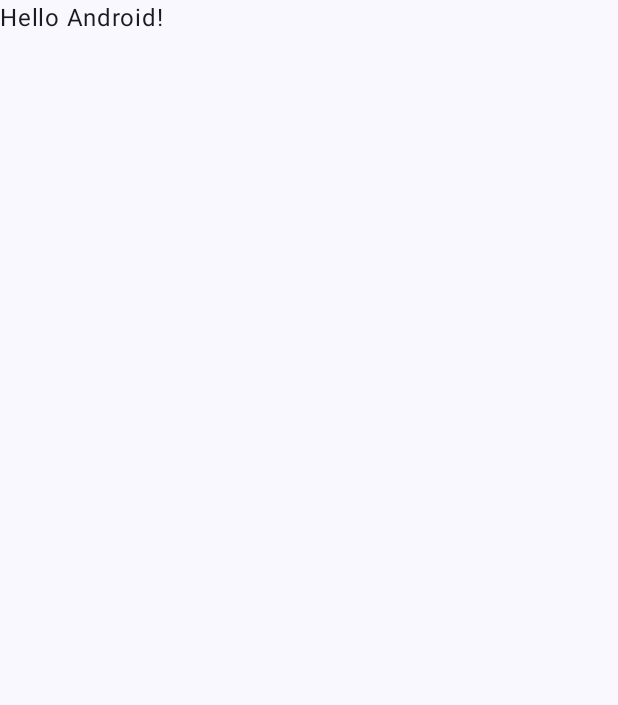
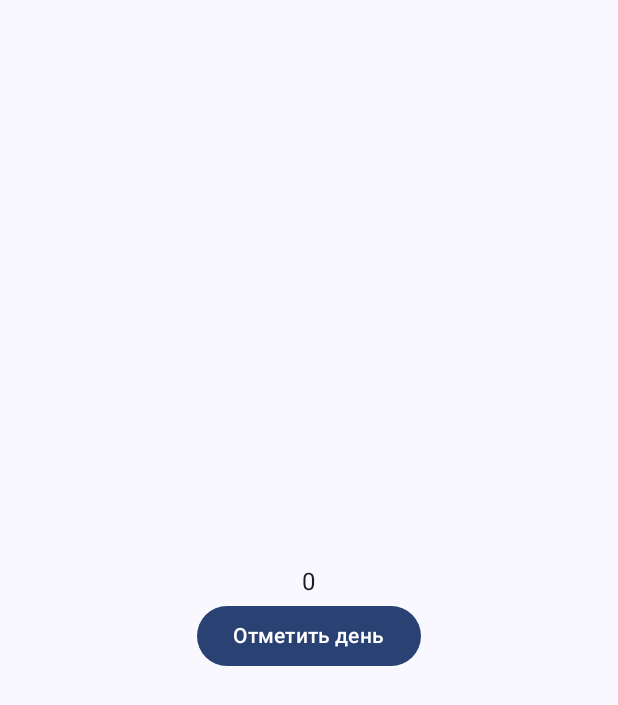
Before and after one commit to Picalfer/DaysStreakController, an Android app built with Jetpack Compose: the screen it shows after launch (MainActivity), on a phone screen of 412 x 824 dp. Before the commit the part shown is almost empty. Shown: the top 705 px of the screen. Run offline under Robolectric (Android 15) with nearby library versions, the phone set to English and light mode, and no system bars.

Commit message:
1st version

```diff
--- a/app/src/main/java/com/game/daysstreakcontroller/MainActivity.kt
+++ b/app/src/main/java/com/game/daysstreakcontroller/MainActivity.kt
@@ -1,28 +1,48 @@
 package com.game.daysstreakcontroller
 
+import android.content.Context
 import android.os.Bundle
 import androidx.activity.ComponentActivity
 import androidx.activity.compose.setContent
-import androidx.activity.enableEdgeToEdge
+import androidx.compose.foundation.layout.Arrangement
+import androidx.compose.foundation.layout.Box
+import androidx.compose.foundation.layout.Column
+import androidx.compose.foundation.layout.Row
 import androidx.compose.foundation.layout.fillMaxSize
+import androidx.compose.foundation.layout.fillMaxWidth
 import androidx.compose.foundation.layout.padding
+import androidx.compose.foundation.layout.wrapContentSize
+import androidx.compose.material3.Button
 import androidx.compose.material3.Scaffold
 import androidx.compose.material3.Text
 import androidx.compose.runtime.Composable
+import androidx.compose.runtime.getValue
+import androidx.compose.runtime.mutableStateOf
+import androidx.compose.runtime.remember
+import androidx.compose.runtime.setValue
+import androidx.compose.ui.Alignment
 import androidx.compose.ui.Modifier
-import androidx.compose.ui.tooling.preview.Preview
+import androidx.compose.ui.platform.LocalContext
 import com.game.daysstreakcontroller.ui.theme.DaysStreakControllerTheme
 
 class MainActivity : ComponentActivity() {
+
+    private val serializer = StreakJSONSerializer(this)
+
     override fun onCreate(savedInstanceState: Bundle?) {
         super.onCreate(savedInstanceState)
-        enableEdgeToEdge()
+
+
+
         setContent {
             DaysStreakControllerTheme {
                 Scaffold(modifier = Modifier.fillMaxSize()) { innerPadding ->
-                    Greeting(
-                        name = "Android",
-                        modifier = Modifier.padding(innerPadding)
+                    DaysStreak(
+                        serializer.loadStreak(),
+                        modifier = Modifier.padding(innerPadding),
+                        onAdmitDayClick = { newStreak ->
+                            serializer.saveStreak(newStreak)
+                        }
                     )
                 }
             }
@@ -31,17 +51,55 @@ class MainActivity : ComponentActivity() {
 }
 
 @Composable
-fun Greeting(name: String, modifier: Modifier = Modifier) {
-    Text(
-        text = "Hello $name!",
+fun DaysStreak(
+    streak: Int,
+    modifier: Modifier = Modifier,
+    onAdmitDayClick: (Int) -> Unit,
+) {
+    var currentStreak by remember { mutableStateOf(streak) }
+    val context = LocalContext.current
+    val sharedPreferences = context.getSharedPreferences("MyPrefs", Context.MODE_PRIVATE)
+    val lastAdmitDay = sharedPreferences.getLong("lastAdmitDay", 0L)
+
+    // Получаем текущее время
+    val currentDay = System.currentTimeMillis() / (1000 * 60 * 60 * 24)
+
+    // Проверяем, можно ли нажимать кнопку
+    val isButtonEnabled = lastAdmitDay != currentDay
+
+    Box(
         modifier = modifier
-    )
-}
+            .fillMaxSize()
+            .wrapContentSize(Alignment.Center)
+    ) {
+        Column(
+            modifier = Modifier
+                .align(Alignment.Center)
+                .wrapContentSize(Alignment.Center)
+        ) {
+            Row(
+                modifier = Modifier.fillMaxWidth(),
+                horizontalArrangement = Arrangement.Center
+            ) {
+                Text(currentStreak.toString())
+            }
+            Row(
+                modifier = Modifier.fillMaxWidth(),
+                horizontalArrangement = Arrangement.Center
+            ) {
+                Button(
+                    onClick = {
+                        currentStreak += 1
+                        onAdmitDayClick(currentStreak)
 
-@Preview(showBackground = true)
-@Composable
-fun GreetingPreview() {
-    DaysStreakControllerTheme {
-        Greeting("Android")
+                        // Сохраняем текущий день в SharedPreferences
+                        sharedPreferences.edit().putLong("lastAdmitDay", currentDay).apply()
+                    },
+                    enabled = isButtonEnabled // Деактивируем кнопку, если день не изменился
+                ) {
+                    Text("Отметить день")
+                }
+            }
+        }
     }
 }
--- /dev/null
+++ b/app/src/main/java/com/game/daysstreakcontroller/StreakJSONSerializer.kt
@@ -0,0 +1,62 @@
+package com.game.daysstreakcontroller
+
+import android.content.Context
+import android.util.Log
+import org.json.JSONObject
+import org.json.JSONTokener
+import java.io.BufferedReader
+import java.io.FileNotFoundException
+import java.io.InputStreamReader
+import java.io.OutputStreamWriter
+import java.io.Writer
+
+class StreakJSONSerializer(private val context: Context) {
+    fun saveStreak(streak: Int) {
+        val jsonObject = JSONObject()
+        jsonObject.put("STREAK", streak)
+        Log.d("WorkOutAppJSON", jsonObject.toString())
+        var writer: Writer? =
+            null // Инициализируем переменную writer как null, чтобы использовать ее позже для записи в файл
+        try {
+            // Открываем файл для записи в режиме PRIVATE, что означает, что файл будет доступен только этому приложению
+            val out = context.openFileOutput("streak.json", Context.MODE_PRIVATE)
+
+            // Создаем OutputStreamWriter, который будет использоваться для записи в выходной поток
+            writer = OutputStreamWriter(out)
+
+            // Записываем строковое представление JSON-массива в файл
+            writer.write(jsonObject.toString())
+        } finally {
+            // Закрываем writer, если он не равен null, чтобы освободить ресурсы
+            writer?.close()
+        }
+    }
+
+    fun loadStreak(): Int {
+        var reader: BufferedReader? = null
+        var streak = 0
+        try {
+            // Открытие и чтение файла в StringBuilder
+            val inputStream = context.openFileInput("streak.json")
+            reader = BufferedReader(InputStreamReader(inputStream))
+            val jsonString = StringBuilder()
+            var line: String?
+
+            // Чтение файла построчно
+            while (reader.readLine().also { line = it } != null) {
+                jsonString.append(line)
+            }
+
+            // Разбор JSON с использованием JSONTokener
+            val jsonObject = JSONTokener(jsonString.toString()).nextValue() as JSONObject
+            Log.d("TEST", jsonObject.toString())
+            streak = jsonObject.get("STREAK") as Int
+        } catch (e: FileNotFoundException) {
+            // Происходит при начале "с нуля"; не обращайте внимания
+        } finally {
+            // Закрываем reader, если он не равен null
+            reader?.close()
+        }
+        return streak
+    }
+}
```
